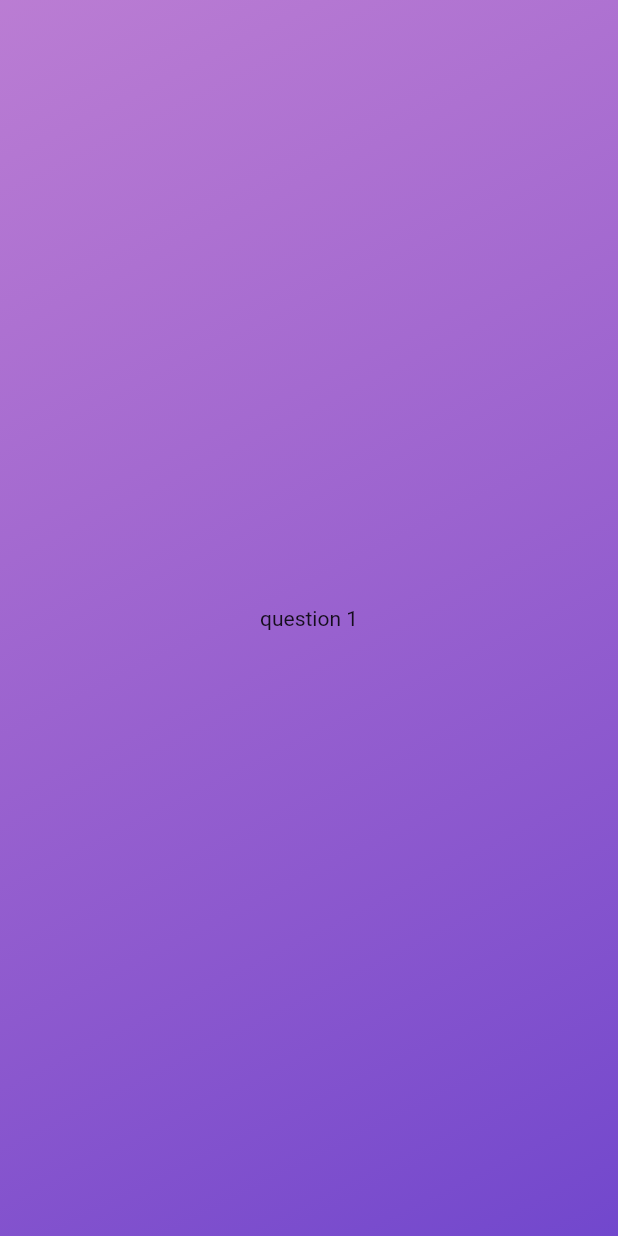
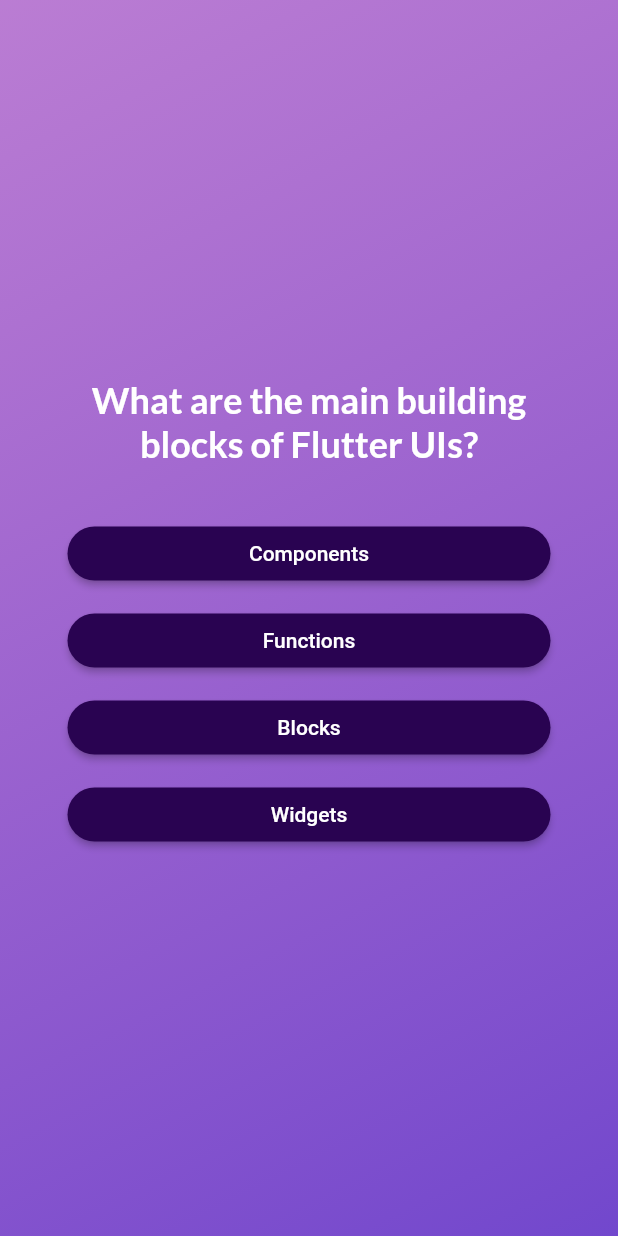
Before and after one commit to jaisinghdhande/Flutter-QuizApp, a Flutter app: the screen it shows after launch, after a tap on "Start Quiz", on a phone screen of 412 x 824 dp. Run offline on Flutter 3.47's test engine with Material 2 defaults, Android fonts, the phone set to English and light mode, and no system bars; our stand-ins replace google_fonts.

Commit message:
added questions screen with logic and UI

```diff
--- /dev/null
+++ b/lib/answer_button.dart
@@ -0,0 +1,29 @@
+import 'package:flutter/material.dart';
+
+class AnswerButton extends StatelessWidget {
+  const AnswerButton(
+      {super.key, required this.answerText, required this.onTap});
+  final String answerText;
+  final void Function() onTap;
+  @override
+  Widget build(BuildContext context) {
+    return Container(
+      margin: const EdgeInsets.all(5),
+      child: ElevatedButton(
+        onPressed: onTap,
+        style: ElevatedButton.styleFrom(
+          padding: const EdgeInsets.symmetric(vertical: 10, horizontal: 40),
+          backgroundColor: const Color.fromARGB(255, 41, 3, 81),
+          foregroundColor: Colors.white,
+          shape: RoundedRectangleBorder(
+            borderRadius: BorderRadius.circular(40),
+          ),
+        ),
+        child: Text(
+          answerText,
+          textAlign: TextAlign.center,
+        ),
+      ),
+    );
+  }
+}
--- /dev/null
+++ b/lib/data/questions.dart
@@ -0,0 +1,52 @@
+import 'package:quiz_app/models/quiz_question.dart';
+
+/*I have keppt the very first mcq of the question as the correct answer,but while displaying it on UI i will shuffle the answers so
+that the quiz doesnt become predictable to the user */
+const questions = [
+  QuizQuestion(
+    'What are the main building blocks of Flutter UIs?',
+    ['Widgets', 'Components', 'Blocks', 'Functions'],
+  ),
+  QuizQuestion('How are Flutter UIs built?', [
+    'By combining widgets in code',
+    'By combining widgets in a visual editor',
+    'By defining widgets in config files',
+    'By using XCode for iOS and Android Studio for Android',
+  ]),
+  QuizQuestion(
+    'What\'s the purpose of a StatefulWidget?',
+    [
+      'Update UI as data changes',
+      'Update data as UI changes',
+      'Ignore data changes',
+      'Render UI that does not depend on data',
+    ],
+  ),
+  QuizQuestion(
+    'Which widget should you try to use more often: StatelessWidget or StatefulWidget?',
+    [
+      'StatelessWidget',
+      'StatefulWidget',
+      'Both are equally good',
+      'None of the above',
+    ],
+  ),
+  QuizQuestion(
+    'What happens if you change data in a StatelessWidget?',
+    [
+      'The UI is not updated',
+      'The UI is updated',
+      'The closest StatefulWidget is updated',
+      'Any nested StatefulWidgets are updated',
+    ],
+  ),
+  QuizQuestion(
+    'How should you update data inside of StatefulWidgets?',
+    [
+      'By calling setState()',
+      'By calling updateData()',
+      'By calling updateUI()',
+      'By calling updateState()',
+    ],
+  ),
+];
--- /dev/null
+++ b/lib/models/quiz_question.dart
@@ -0,0 +1,10 @@
+class QuizQuestion {
+  final String text;
+  final List<String> answers;
+  const QuizQuestion(this.text, this.answers);
+  List<String> getShuffledAnswers() {
+    final shuffledList = List.of(answers);
+    shuffledList.shuffle();
+    return shuffledList;
+  }
+}
--- a/lib/questions.dart
+++ /dev/null
@@ -1,17 +0,0 @@
-import 'package:flutter/material.dart';
-
-class Questions extends StatefulWidget {
-  const Questions({super.key});
-
-  @override
-  State<Questions> createState() => _QuestionsState();
-}
-
-class _QuestionsState extends State<Questions> {
-  @override
-  Widget build(BuildContext context) {
-    return const Center(
-      child: Text('question 1'),
-    );
-  }
-}
--- /dev/null
+++ b/lib/questions_screen.dart
@@ -0,0 +1,62 @@
+import 'package:flutter/material.dart';
+import 'package:quiz_app/answer_button.dart';
+import 'package:quiz_app/data/questions.dart';
+import 'package:google_fonts/google_fonts.dart';
+
+class QuestionsScreen extends StatefulWidget {
+  const QuestionsScreen({
+    super.key,
+    required this.onSelectAnswer,
+  });
+  final void Function(String answer) onSelectAnswer;
+  @override
+  State<QuestionsScreen> createState() => _QuestionsScreenState();
+}
+
+class _QuestionsScreenState extends State<QuestionsScreen> {
+  var currentQuestionIndex = 0;
+  void nextQuestion(String selectedAnswer) {
+    widget.onSelectAnswer(selectedAnswer);
+    setState(() {
+      currentQuestionIndex = currentQuestionIndex + 1;
+    });
+  }
+
+  @override
+  Widget build(BuildContext context) {
+    final currentQuestion = questions[currentQuestionIndex];
+    return SizedBox(
+      width: double.infinity,
+      child: Container(
+        margin: const EdgeInsets.all(40),
+        child: Column(
+          mainAxisAlignment: MainAxisAlignment.center,
+          crossAxisAlignment: CrossAxisAlignment.stretch,
+          children: [
+            Text(
+              currentQuestion.text,
+              style: GoogleFonts.lato(
+                color: Colors.white,
+                fontSize: 24,
+                fontWeight: FontWeight.bold,
+              ),
+              textAlign: TextAlign.center,
+            ),
+            const SizedBox(
+              height: 30,
+            ),
+            ...currentQuestion.getShuffledAnswers().map(
+              (answer) {
+                return AnswerButton(
+                    answerText: answer,
+                    onTap: () {
+                      nextQuestion(answer);
+                    });
+              },
+            )
+          ],
+        ),
+      ),
+    );
+  }
+}
--- a/lib/quiz.dart
+++ b/lib/quiz.dart
@@ -1,5 +1,7 @@
 import 'package:flutter/material.dart';
-import 'package:quiz_app/questions.dart';
+import 'package:quiz_app/data/questions.dart';
+import 'package:quiz_app/questions_screen.dart';
+import 'package:quiz_app/results_screen.dart';
 import 'package:quiz_app/start_screen.dart';
 
 class Quiz extends StatefulWidget {
@@ -11,7 +13,7 @@ class Quiz extends StatefulWidget {
 
 class _QuizState extends State<Quiz> {
   Widget? activeScreen;
-
+  List<String> selectedAnswer = [];
   @override
   void initState() {
     activeScreen = StartScreen(switchScreen);
@@ -21,8 +23,18 @@ class _QuizState extends State<Quiz> {
 
   void switchScreen() {
     setState(() {
-      activeScreen = Questions();
+      activeScreen = QuestionsScreen(onSelectAnswer: chooseAnswer);
     });
+  }
+
+  void chooseAnswer(String answer) {
+    selectedAnswer.add(answer);
+    if (selectedAnswer.length == questions.length) {
+      setState(() {
+        selectedAnswer = [];
+        activeScreen = ResultsScreen();
+      });
+    }
   }
 
   @override
--- /dev/null
+++ b/lib/results_screen.dart
@@ -0,0 +1,15 @@
+import 'package:flutter/material.dart';
+
+class ResultsScreen extends StatelessWidget {
+  const ResultsScreen({super.key});
+
+  @override
+  Widget build(BuildContext context) {
+    return const SizedBox(
+      width: double.infinity,
+      child: Column(mainAxisAlignment: MainAxisAlignment.center, children: [
+        Text('Result'),
+      ]),
+    );
+  }
+}
--- a/lib/start_screen.dart
+++ b/lib/start_screen.dart
@@ -1,4 +1,5 @@
 import 'package:flutter/material.dart';
+import 'package:google_fonts/google_fonts.dart';
 
 class StartScreen extends StatelessWidget {
   const StartScreen(this.startQuiz, {super.key});
@@ -17,11 +18,12 @@ class StartScreen extends StatelessWidget {
           const SizedBox(
             height: 50,
           ),
-          const Text(
+          Text(
             'Quiz App',
-            style: TextStyle(
+            style: GoogleFonts.lato(
               fontSize: 28,
               color: Colors.white,
+              fontWeight: FontWeight.bold,
             ),
           ),
           const SizedBox(
--- /dev/null
+++ b/notes.txt
@@ -0,0 +1,2 @@
+.map doesnt change original list
+.shuffle changes the original list
--- a/pubspec.yaml
+++ b/pubspec.yaml
@@ -34,6 +34,7 @@ dependencies:
   # The following adds the Cupertino Icons font to your application.
   # Use with the CupertinoIcons class for iOS style icons.
   cupertino_icons: ^1.0.2
+  google_fonts: ^5.0.0
 
 dev_dependencies:
   flutter_test:
```
Also changed, not shown: pubspec.lock, 2 other files.
